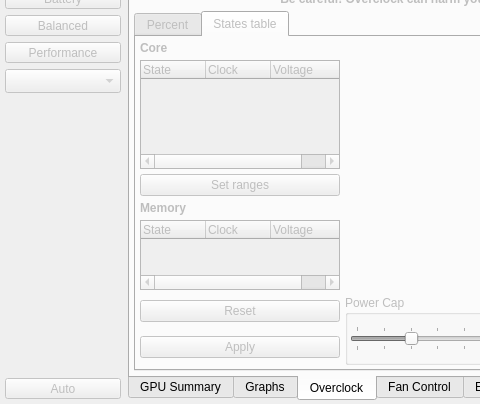
First picture: the form in radeon-profile/radeon_profile.ui, repository marazmista/radeon-profile, before the edit; both pictures show x 0 to 480 and y 82 to 486 of the 926 by 486 pixel window.
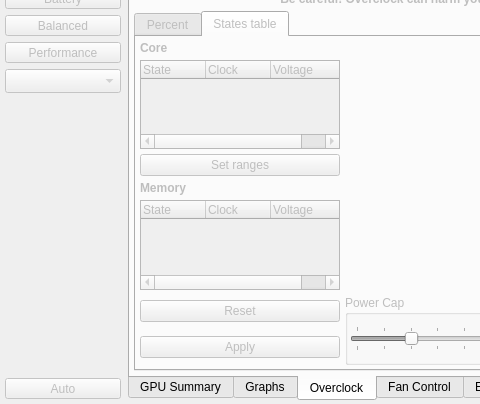
Second picture: the form after the edit. The open tabs and pages were chosen to show the change. Icons and pictures are not drawn.

```diff
--- a/radeon-profile/radeon_profile.ui
+++ b/radeon-profile/radeon_profile.ui
@@ -1465,7 +1465,7 @@
               <property name="maximumSize">
                <size>
                 <width>200</width>
-                <height>300</height>
+                <height>350</height>
                </size>
               </property>
               <property name="alternatingRowColors">
@@ -1597,7 +1597,7 @@
               <property name="maximumSize">
                <size>
                 <width>200</width>
-                <height>150</height>
+                <height>220</height>
                </size>
               </property>
               <property name="alternatingRowColors">
```
